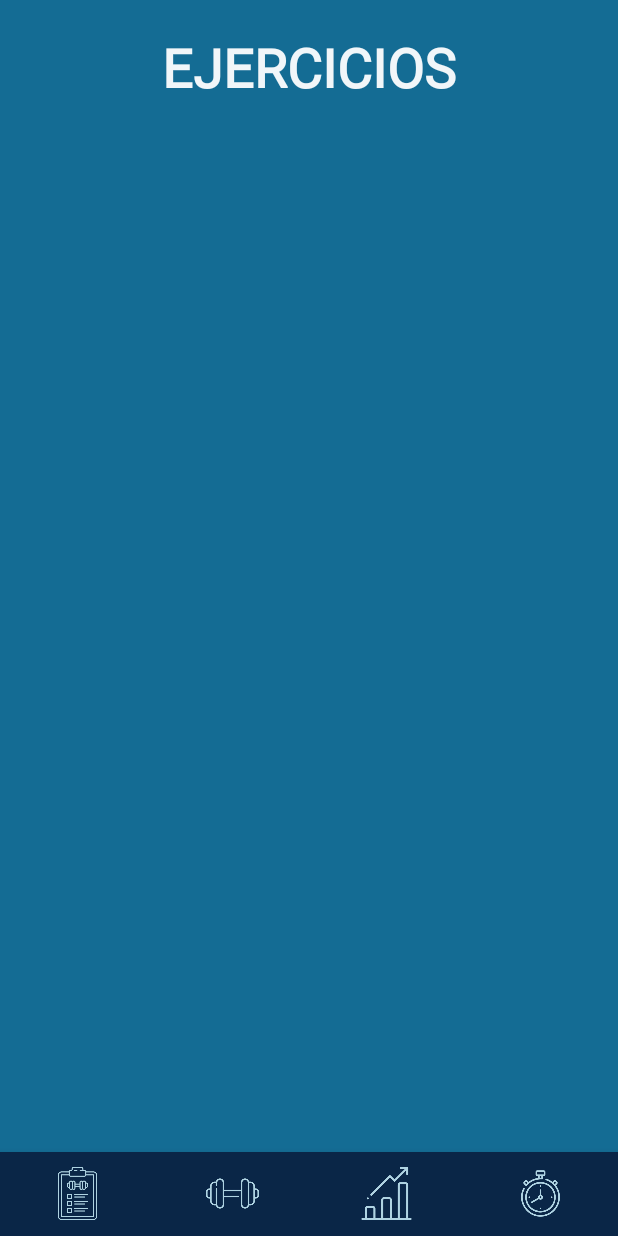
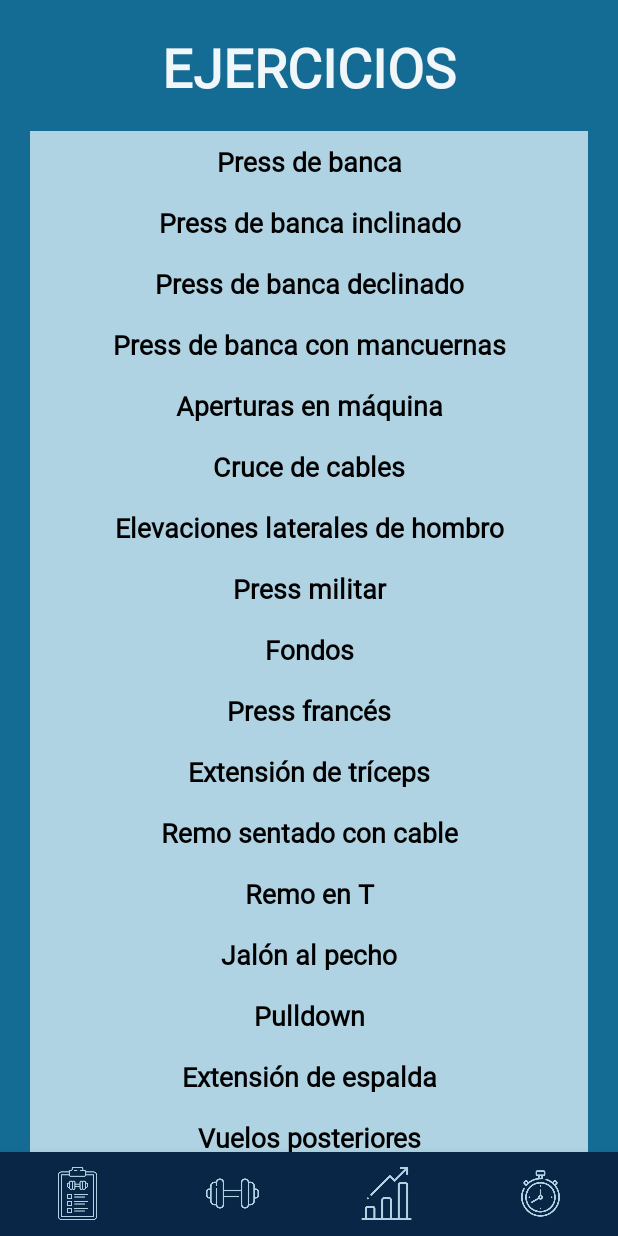
Before and after one commit to snierod688/Proyecto, an Android app: the fragment ExercisesFragment placed in its activity, on a phone screen of 412 x 824 dp. Run offline under Robolectric (Android 15) with nearby library versions, the phone set to English and light mode, and no system bars; our stand-ins replace Firebase (no records; nobody signed in at launch, a user with empty details on screens opened directly).

Commit message:
muestro el listado de ejercicios

```diff
--- a/EnerGymApp/app/src/main/java/com/example/energymapp/adapters/ExercisesAdapter.java
+++ b/EnerGymApp/app/src/main/java/com/example/energymapp/adapters/ExercisesAdapter.java
@@ -23,10 +23,19 @@ public class ExercisesAdapter extends RecyclerView.Adapter<ExercisesAdapter.View
         this.ejerciciosList = ejerciciosList;
     }
 
+    public static class ViewHolder extends RecyclerView.ViewHolder{
+
+        private TextView nombreEjercicio;
+        public ViewHolder(@NonNull View itemView) {
+            super(itemView);
+            nombreEjercicio = itemView.findViewById(R.id.txtExerciseName);
+        }
+    }
+
     @NonNull
     @Override
     public ViewHolder onCreateViewHolder(@NonNull ViewGroup parent, int viewType) {
-        View view = LayoutInflater.from(parent.getContext()).inflate(R.layout.item_routine, parent, false);
+        View view = LayoutInflater.from(parent.getContext()).inflate(R.layout.item_exercise, parent, false);
         ExercisesAdapter.ViewHolder viewHolder = new ExercisesAdapter.ViewHolder(view);
 
         return viewHolder;
@@ -42,12 +51,5 @@ public class ExercisesAdapter extends RecyclerView.Adapter<ExercisesAdapter.View
         return ejerciciosList.size();
     }
 
-    public static class ViewHolder extends RecyclerView.ViewHolder{
 
-        private TextView nombreEjercicio;
-        public ViewHolder(@NonNull View itemView) {
-            super(itemView);
-            nombreEjercicio = itemView.findViewById(R.id.txtExerciseName);
-        }
-    }
 }
--- a/EnerGymApp/app/src/main/java/com/example/energymapp/model/Ejercicio.java
+++ b/EnerGymApp/app/src/main/java/com/example/energymapp/model/Ejercicio.java
@@ -8,6 +8,8 @@ public class Ejercicio {
         this.nombre = nombre;
     }
 
+    public Ejercicio(){}
+
     public String getNombre() {
         return nombre;
     }
--- a/EnerGymApp/app/src/main/java/com/example/energymapp/view/fragments/routines/ExercisesFragment.java
+++ b/EnerGymApp/app/src/main/java/com/example/energymapp/view/fragments/routines/ExercisesFragment.java
@@ -4,7 +4,9 @@ import android.os.Bundle;
 
 import androidx.annotation.NonNull;
 import androidx.fragment.app.Fragment;
+import androidx.recyclerview.widget.LinearLayoutManager;
 
+import android.util.Log;
 import android.view.LayoutInflater;
 import android.view.View;
 import android.view.ViewGroup;
@@ -18,6 +20,7 @@ import com.google.firebase.database.DatabaseReference;
 import com.google.firebase.database.FirebaseDatabase;
 import com.google.firebase.database.ValueEventListener;
 
+import java.util.ArrayList;
 import java.util.List;
 import java.util.UUID;
 
@@ -25,12 +28,7 @@ public class ExercisesFragment extends Fragment {
 
     private FragmentExercisesBinding binding;
     private ExercisesAdapter adapter;
-    private static final int numIds = 7;
     private DatabaseReference databaseReference;
-
-    public ExercisesFragment() {
-        // Required empty public constructor
-    }
 
     @Override
     public View onCreateView(LayoutInflater inflater, ViewGroup container,
@@ -40,29 +38,112 @@ public class ExercisesFragment extends Fragment {
 
         //crearLista();
 
-        /*adapter = new ExercisesAdapter(cargarLista());
-        binding.rvEjercicios.setAdapter(adapter);*/
+        adapter = new ExercisesAdapter(obtenerEjercicios());
+
+        binding.rvEjercicios.setLayoutManager(new LinearLayoutManager(getContext()));
+        binding.rvEjercicios.setAdapter(adapter);
 
         return binding.getRoot();
     }
 
     private void crearLista() {
 
-        String id1 = UUID.randomUUID().toString();
-        Ejercicio ejercicio1 = new Ejercicio("Press de banca");
-        databaseReference.child("Ejercicio").child(id1).setValue(ejercicio1);
+        databaseReference.child("Ejercicio").push().setValue(new Ejercicio("Press de banca"));
+        databaseReference.child("Ejercicio").push().setValue(new Ejercicio("Press de banca inclinado"));
+        databaseReference.child("Ejercicio").push().setValue(new Ejercicio("Press de banca declinado"));
+        databaseReference.child("Ejercicio").push().setValue(new Ejercicio("Press de banca con mancuernas"));
+        databaseReference.child("Ejercicio").push().setValue(new Ejercicio("Aperturas en máquina"));
+        databaseReference.child("Ejercicio").push().setValue(new Ejercicio("Cruce de cables"));
+        databaseReference.child("Ejercicio").push().setValue(new Ejercicio("Elevaciones laterales de hombro"));
+        databaseReference.child("Ejercicio").push().setValue(new Ejercicio("Press militar"));
+        databaseReference.child("Ejercicio").push().setValue(new Ejercicio("Fondos"));
+        databaseReference.child("Ejercicio").push().setValue(new Ejercicio("Press francés"));
+        databaseReference.child("Ejercicio").push().setValue(new Ejercicio("Extensión de tríceps"));
+        databaseReference.child("Ejercicio").push().setValue(new Ejercicio("Remo sentado con cable"));
+        databaseReference.child("Ejercicio").push().setValue(new Ejercicio("Remo en T"));
+        databaseReference.child("Ejercicio").push().setValue(new Ejercicio("Jalón al pecho"));
+        databaseReference.child("Ejercicio").push().setValue(new Ejercicio("Pulldown"));
+        databaseReference.child("Ejercicio").push().setValue(new Ejercicio("Extensión de espalda"));
+        databaseReference.child("Ejercicio").push().setValue(new Ejercicio("Vuelos posteriores"));
+        databaseReference.child("Ejercicio").push().setValue(new Ejercicio("Curl predicador"));
+        databaseReference.child("Ejercicio").push().setValue(new Ejercicio("Curl martillo"));
+        databaseReference.child("Ejercicio").push().setValue(new Ejercicio("Curl de bíceps"));
+        databaseReference.child("Ejercicio").push().setValue(new Ejercicio("Sentadilla"));
+        databaseReference.child("Ejercicio").push().setValue(new Ejercicio("Extensión de cuádriceps"));
+        databaseReference.child("Ejercicio").push().setValue(new Ejercicio("Curl de piernas tumbado"));
+        databaseReference.child("Ejercicio").push().setValue(new Ejercicio("Curl de piernas sentado"));
+        databaseReference.child("Ejercicio").push().setValue(new Ejercicio("Prensa"));
+        databaseReference.child("Ejercicio").push().setValue(new Ejercicio("Hip trust"));
+        databaseReference.child("Ejercicio").push().setValue(new Ejercicio("Abducción de piernas"));
+        databaseReference.child("Ejercicio").push().setValue(new Ejercicio("Adducción de piernas"));
+        databaseReference.child("Ejercicio").push().setValue(new Ejercicio("Gemelos"));
+        databaseReference.child("Ejercicio").push().setValue(new Ejercicio("Sit up"));
+        databaseReference.child("Ejercicio").push().setValue(new Ejercicio("Plancha"));
+        databaseReference.child("Ejercicio").push().setValue(new Ejercicio("Russian Twist"));
+    }
 
-        String id2 = UUID.randomUUID().toString();
-        Ejercicio ejercicio2 = new Ejercicio("Press de banca inclinado");
-        databaseReference.child("Ejercicio").child(id2).setValue(ejercicio2);
+    /*private List<Ejercicio> obtenerLista(){
+         List<Ejercicio> ejercicioList = new ArrayList();
 
-        String id3 = UUID.randomUUID().toString();
-        Ejercicio ejercicio3 = new Ejercicio("Press de banca declinado");
-        databaseReference.child("Ejercicio").child(id3).setValue(ejercicio3);
+         databaseReference.child("Ejercicio").orderByChild("nombre").addValueEventListener(new ValueEventListener(){
+             @Override
+             public void onDataChange(@NonNull DataSnapshot snapshot) {
+                 for (DataSnapshot dataSnapshot: snapshot.getChildren()){
+                     Ejercicio e = dataSnapshot.getValue(Ejercicio.class);
+                     String nombre = e.getNombre();
+                     Ejercicio ejercicio = new Ejercicio(nombre);
+                     ejercicioList.add(ejercicio);
 
-        String id4 = UUID.randomUUID().toString();
-        Ejercicio ejercicio4 = new Ejercicio("Aperturas en máquina");
-        databaseReference.child("Ejercicio").child(id4).setValue(ejercicio4);
+                     Log.i("RESULTADOS", nombre);
+                 }
+             }
 
+             @Override
+             public void onCancelled(@NonNull DatabaseError error) {
+
+             }
+         });
+
+         return ejercicioList;
+    }*/
+
+    private List<Ejercicio> obtenerEjercicios() {
+
+        List<Ejercicio> ejercicioList = new ArrayList<>();
+
+        ejercicioList.add(new Ejercicio("Press de banca"));
+        ejercicioList.add(new Ejercicio("Press de banca inclinado"));
+        ejercicioList.add(new Ejercicio("Press de banca declinado"));
+        ejercicioList.add(new Ejercicio("Press de banca con mancuernas"));
+        ejercicioList.add(new Ejercicio("Aperturas en máquina"));
+        ejercicioList.add(new Ejercicio("Cruce de cables"));
+        ejercicioList.add(new Ejercicio("Elevaciones laterales de hombro"));
+        ejercicioList.add(new Ejercicio("Press militar"));
+        ejercicioList.add(new Ejercicio("Fondos"));
+        ejercicioList.add(new Ejercicio("Press francés"));
+        ejercicioList.add(new Ejercicio("Extensión de tríceps"));
+        ejercicioList.add(new Ejercicio("Remo sentado con cable"));
+        ejercicioList.add(new Ejercicio("Remo en T"));
+        ejercicioList.add(new Ejercicio("Jalón al pecho"));
+        ejercicioList.add(new Ejercicio("Pulldown"));
+        ejercicioList.add(new Ejercicio("Extensión de espalda"));
+        ejercicioList.add(new Ejercicio("Vuelos posteriores"));
+        ejercicioList.add(new Ejercicio("Curl predicador"));
+        ejercicioList.add(new Ejercicio("Curl martillo"));
+        ejercicioList.add(new Ejercicio("Curl de bíceps"));
+        ejercicioList.add(new Ejercicio("Sentadilla"));
+        ejercicioList.add(new Ejercicio("Extensión de cuádriceps"));
+        ejercicioList.add(new Ejercicio("Curl de piernas tumbado"));
+        ejercicioList.add(new Ejercicio("Curl de piernas sentado"));
+        ejercicioList.add(new Ejercicio("Prensa"));
+        ejercicioList.add(new Ejercicio("Hip trust"));
+        ejercicioList.add(new Ejercicio("Abducción de piernas"));
+        ejercicioList.add(new Ejercicio("Adducción de piernas"));
+        ejercicioList.add(new Ejercicio("Gemelos"));
+        ejercicioList.add(new Ejercicio("Sit up"));
+        ejercicioList.add(new Ejercicio("Plancha"));
+        ejercicioList.add(new Ejercicio("Russian Twist"));
+
+        return ejercicioList;
     }
 }
```
